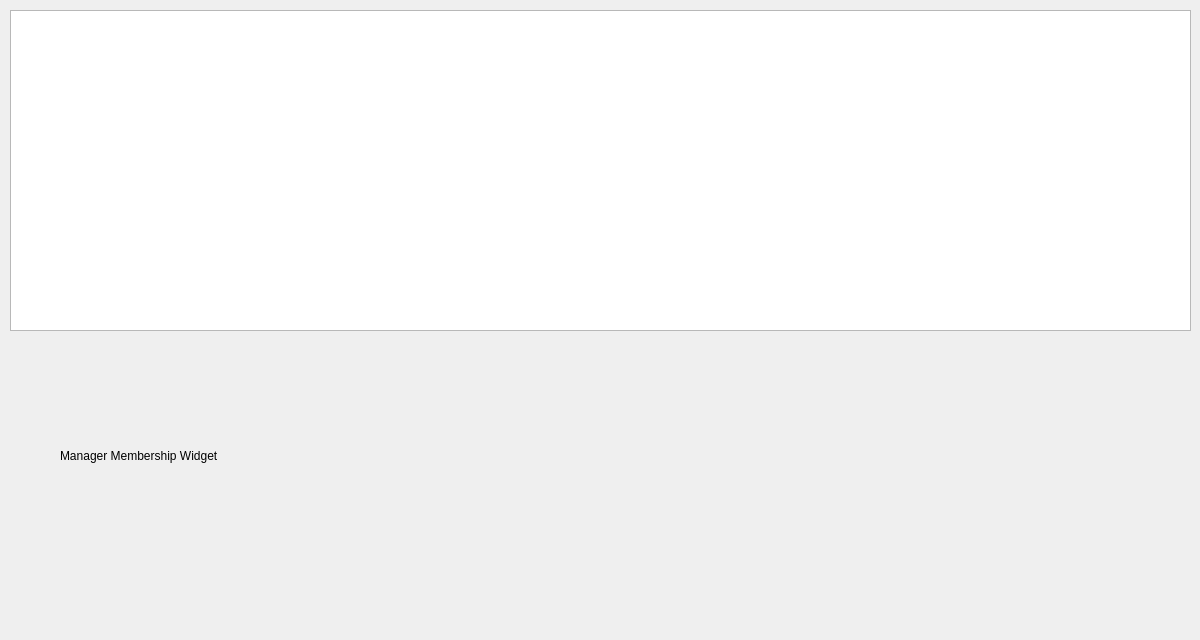
Old version of the form BulkClub/managermembership.ui in the repository JShinozuka/Project2.
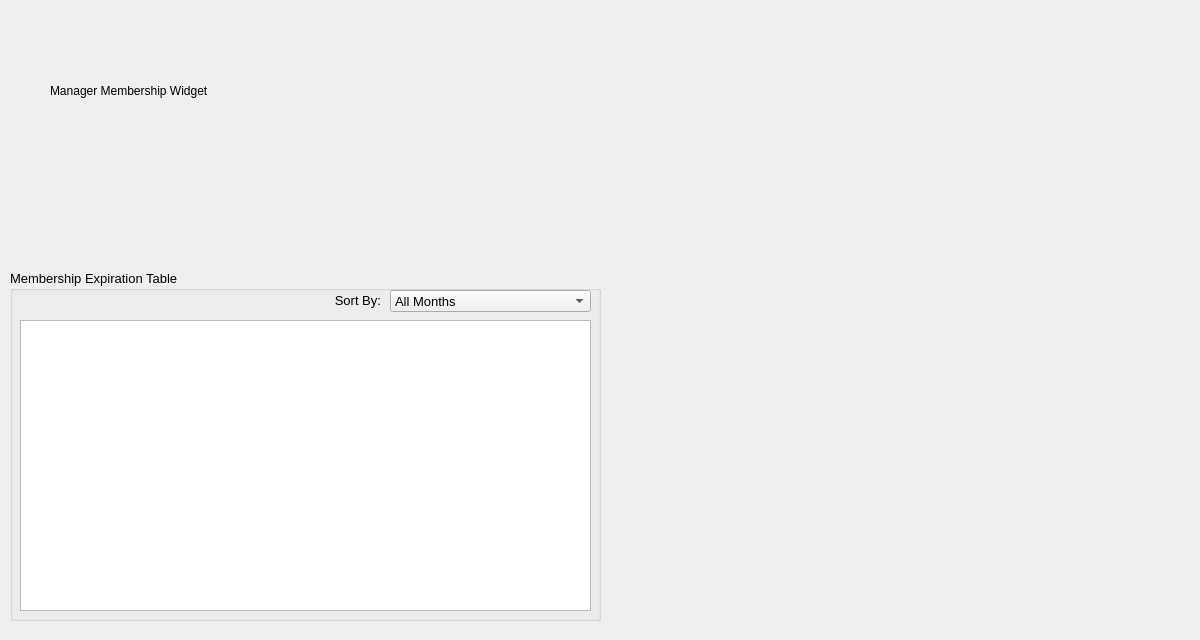
New version of the form.

The edit to the form file:
```diff
--- a/BulkClub/managermembership.ui
+++ b/BulkClub/managermembership.ui
@@ -34,25 +34,134 @@
   <widget class="QLabel" name="label">
    <property name="geometry">
     <rect>
-     <x>60</x>
-     <y>420</y>
-     <width>511</width>
-     <height>71</height>
+     <x>50</x>
+     <y>40</y>
+     <width>221</width>
+     <height>101</height>
     </rect>
    </property>
    <property name="text">
     <string>Manager Membership Widget</string>
    </property>
   </widget>
-  <widget class="QTableView" name="memberDBTable">
+  <widget class="QGroupBox" name="membershipExpirationGroup">
    <property name="geometry">
     <rect>
      <x>10</x>
-     <y>10</y>
-     <width>1181</width>
-     <height>321</height>
+     <y>270</y>
+     <width>591</width>
+     <height>351</height>
     </rect>
    </property>
+   <property name="font">
+    <font>
+     <pointsize>10</pointsize>
+    </font>
+   </property>
+   <property name="title">
+    <string>Membership Expiration Table</string>
+   </property>
+   <widget class="QTableView" name="membershipExpirationTable">
+    <property name="geometry">
+     <rect>
+      <x>10</x>
+      <y>50</y>
+      <width>571</width>
+      <height>291</height>
+     </rect>
+    </property>
+   </widget>
+   <widget class="QLabel" name="sortByLabel">
+    <property name="geometry">
+     <rect>
+      <x>280</x>
+      <y>20</y>
+      <width>91</width>
+      <height>20</height>
+     </rect>
+    </property>
+    <property name="text">
+     <string>Sort By:</string>
+    </property>
+    <property name="alignment">
+     <set>Qt::AlignRight|Qt::AlignTrailing|Qt::AlignVCenter</set>
+    </property>
+   </widget>
+   <widget class="QComboBox" name="selectMonthBox">
+    <property name="geometry">
+     <rect>
+      <x>380</x>
+      <y>20</y>
+      <width>201</width>
+      <height>22</height>
+     </rect>
+    </property>
+    <item>
+     <property name="text">
+      <string>All Months</string>
+     </property>
+    </item>
+    <item>
+     <property name="text">
+      <string>January</string>
+     </property>
+    </item>
+    <item>
+     <property name="text">
+      <string>February</string>
+     </property>
+    </item>
+    <item>
+     <property name="text">
+      <string>March</string>
+     </property>
+    </item>
+    <item>
+     <property name="text">
+      <string>April</string>
+     </property>
+    </item>
+    <item>
+     <property name="text">
+      <string>May</string>
+     </property>
+    </item>
+    <item>
+     <property name="text">
+      <string>June</string>
+     </property>
+    </item>
+    <item>
+     <property name="text">
+      <string>July</string>
+     </property>
+    </item>
+    <item>
+     <property name="text">
+      <string>August</string>
+     </property>
+    </item>
+    <item>
+     <property name="text">
+      <string>September</string>
+     </property>
+    </item>
+    <item>
+     <property name="text">
+      <string>October</string>
+     </property>
+    </item>
+    <item>
+     <property name="text">
+      <string>Novembter</string>
+     </property>
+    </item>
+    <item>
+     <property name="text">
+      <string>December</string>
+     </property>
+    </item>
+   </widget>
   </widget>
  </widget>
  <resources/>
```
